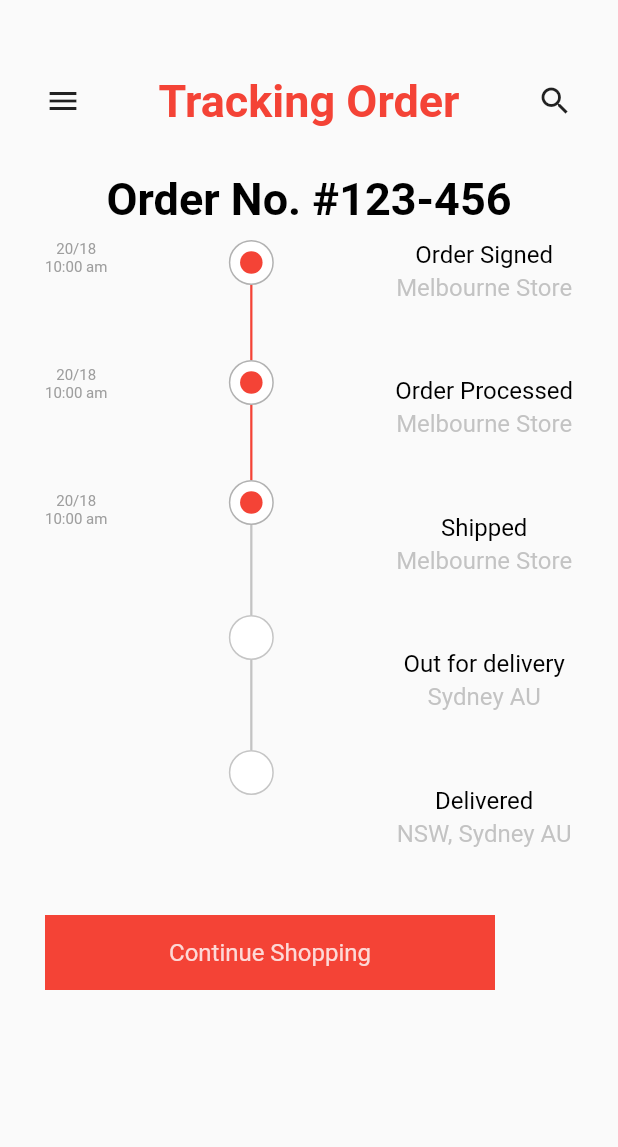
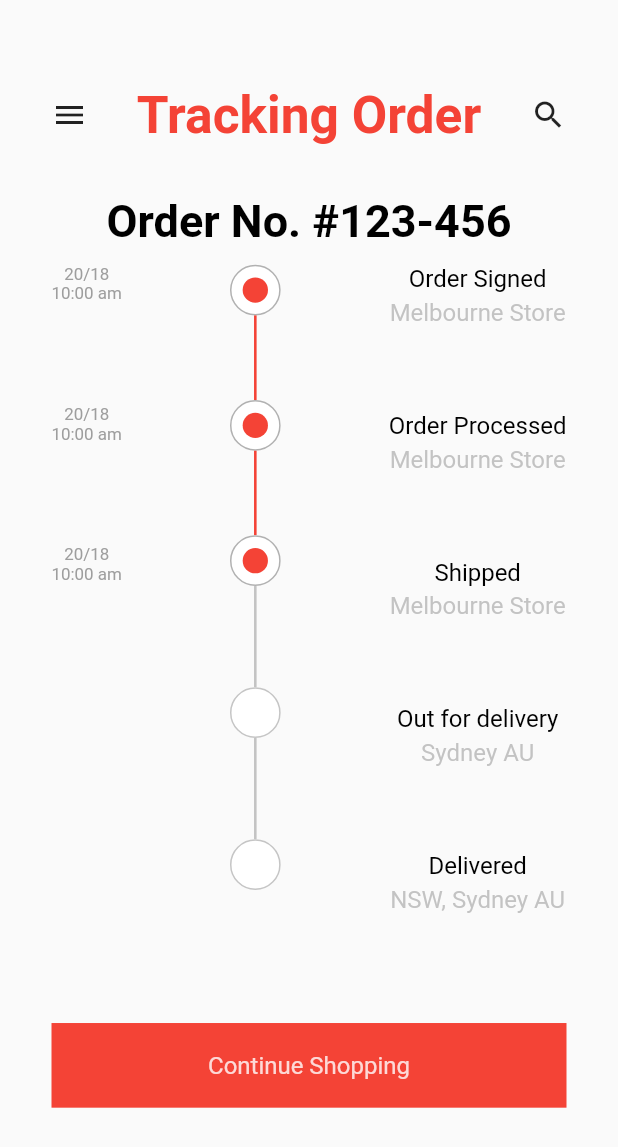
Before and after one commit to thejosh1/exercise, a Flutter app: the TrackingPage screen opened directly, on a phone screen of 412 x 824 dp. Shown: the top 1147 px of the screen. Run offline on Flutter 3.47's test engine with Material 2 defaults, Android fonts, the phone set to English and light mode, and no system bars; our stand-ins replace equatable.

Commit message:
hope it works

```diff
--- a/lib/main.dart
+++ b/lib/main.dart
@@ -1,4 +1,6 @@
 import 'package:exercise/pages/main_page.dart';
+import 'package:exercise/pages/product_after_page.dart';
+import 'package:exercise/pages/product_before_page.dart';
 import 'package:exercise/pages/tracking_page.dart';
 import 'package:exercise/pages/welcome_page2.dart';
 import 'package:exercise/pages/welcome_page3.dart';
@@ -24,7 +26,7 @@ class MyApp extends StatelessWidget {
       ),
       home: Scaffold(
           extendBody: true,
-          body: WelcomePage3()
+          body: ProductBeforePage()
       ),
     );
   }
--- a/lib/pages/tracking_page.dart
+++ b/lib/pages/tracking_page.dart
@@ -15,7 +15,7 @@ class _TrackingPageState extends State<TrackingPage> {
   Widget build(BuildContext context) {
     return Scaffold(
       body: Container(
-        margin: const EdgeInsets.only(left: 30, top: 50, right: 30),
+        margin: EdgeInsets.only(left: MediaQuery.of(context).size.width/12, top: MediaQuery.of(context).size.height/14.6, right: MediaQuery.of(context).size.width/12),
         child: Column(
           crossAxisAlignment: CrossAxisAlignment.start,
           children: [
@@ -23,38 +23,38 @@ class _TrackingPageState extends State<TrackingPage> {
               mainAxisAlignment: MainAxisAlignment.spaceBetween,
               children: [
                 const Icon(Icons.menu),
-                AppLargeText(color: Colors.red, text: "Tracking Order", size: 30),
+                AppLargeText(color: Colors.red, text: "Tracking Order", size: MediaQuery.of(context).size.width/12),
                 const Icon(Icons.search)
               ],
             ),
-            const SizedBox(height: 30,),
+            SizedBox(height: MediaQuery.of(context).size.height/24.4,),
             Center(
               child: AppLargeText(color: Colors.black, text: "Order No. #123-456", size: 30),
             ),
-            const SizedBox(height: 10,),
+            SizedBox(height: MediaQuery.of(context).size.height/73,),
             Container(
-              height: 450,
+              height: MediaQuery.of(context).size.height/1.63,
               width: double.maxFinite,
               child: Row(
                 mainAxisAlignment: MainAxisAlignment.spaceBetween,
                 children:  [
                   Column(
                     children: [
-                      AppText(text: "20/18", color: Colors.grey, size: 10,),
-                      AppText(text: "10:00 am", color: Colors.grey, size: 10,),
-                      const SizedBox(height: 60,),
-                      AppText(text: "20/18", color: Colors.grey, size: 10,),
-                      AppText(text: "10:00 am", color: Colors.grey, size: 10,),
-                      const SizedBox(height: 60,),
-                      AppText(text: "20/18", color: Colors.grey, size: 10,),
-                      AppText(text: "10:00 am", color: Colors.grey, size: 10,),
+                      AppText(text: "20/18", color: Colors.grey, size: MediaQuery.of(context).size.height/73,),
+                      AppText(text: "10:00 am", color: Colors.grey, size: MediaQuery.of(context).size.height/73,),
+                      SizedBox(height: MediaQuery.of(context).size.height/12.2,),
+                      AppText(text: "20/18", color: Colors.grey, size: MediaQuery.of(context).size.height/73,),
+                      AppText(text: "10:00 am", color: Colors.grey, size: MediaQuery.of(context).size.height/73,),
+                      SizedBox(height: MediaQuery.of(context).size.height/12.2,),
+                      AppText(text: "20/18", color: Colors.grey, size: MediaQuery.of(context).size.height/73,),
+                      AppText(text: "10:00 am", color: Colors.grey, size: MediaQuery.of(context).size.height/73,),
                     ],
                   ),
                   Column(
                     children: [
                       Container(
-                        height: 30,
-                        width: 30,
+                        height: MediaQuery.of(context).size.height/24.4,
+                        width: MediaQuery.of(context).size.width/12,
                         decoration: BoxDecoration(
                           shape: BoxShape.circle,
                           border: Border.all(color: Colors.grey.withOpacity(0.8),
@@ -63,9 +63,9 @@ class _TrackingPageState extends State<TrackingPage> {
                         ),
                         child: Center(
                           child: Container(
-                            height: 15,
-                            width: 15,
-                            decoration: BoxDecoration(
+                            height: MediaQuery.of(context).size.height/48.8,
+                            width: MediaQuery.of(context).size.width/24,
+                            decoration: const BoxDecoration(
                               shape: BoxShape.circle,
                               color: Colors.red
                             ),
@@ -73,16 +73,16 @@ class _TrackingPageState extends State<TrackingPage> {
                         ),
                       ),
                       Container(
-                        height: 50,
-                        child: const VerticalDivider(
-                          width: 20,
-                          thickness: 1.5,
+                        height: MediaQuery.of(context).size.height/14.6,
+                        child: VerticalDivider(
+                          width: MediaQuery.of(context).size.height/36.7,
+                          thickness: MediaQuery.of(context).size.width/240,
                           color: Colors.red,
                         )
                       ),
                       Container(
-                        height: 30,
-                        width: 30,
+                        height: MediaQuery.of(context).size.height/24.4,
+                        width: MediaQuery.of(context).size.width/12,
                         decoration: BoxDecoration(
                           shape: BoxShape.circle,
                           border: Border.all(color: Colors.grey.withOpacity(0.8),
@@ -91,9 +91,9 @@ class _TrackingPageState extends State<TrackingPage> {
                         ),
                         child: Center(
                           child: Container(
-                            height: 15,
-                            width: 15,
-                            decoration: BoxDecoration(
+                            height: MediaQuery.of(context).size.height/48.9,
+                            width: MediaQuery.of(context).size.width/24,
+                            decoration: const BoxDecoration(
                               shape: BoxShape.circle,
                               color: Colors.red
                             ),
@@ -101,16 +101,16 @@ class _TrackingPageState extends State<TrackingPage> {
                         ),
                       ),
                        Container(
-                        height: 50,
-                        child: const VerticalDivider(
-                          width: 20,
-                          thickness: 1.5,
+                        height: MediaQuery.of(context).size.height/14.6,
+                        child:  VerticalDivider(
+                          width: MediaQuery.of(context).size.height/36.65,
+                          thickness: MediaQuery.of(context).size.width/240,
                           color: Colors.red,
                         )
                       ),
                       Container(
-                        height: 30,
-                        width: 30,
+                        height: MediaQuery.of(context).size.height/24.4,
+                        width: MediaQuery.of(context).size.width/12,
                         decoration: BoxDecoration(
                           shape: BoxShape.circle,
                           border: Border.all(color: Colors.grey.withOpacity(0.8),
@@ -119,9 +119,9 @@ class _TrackingPageState extends State<TrackingPage> {
                         ),
                         child: Center(
                           child: Container(
-                            height: 15,
-                            width: 15,
-                            decoration: BoxDecoration(
+                            height: MediaQuery.of(context).size.height/48.9,
+                            width: MediaQuery.of(context).size.width/24,
+                            decoration: const BoxDecoration(
                               shape: BoxShape.circle,
                               color: Colors.red
                             ),
@@ -129,16 +129,16 @@ class _TrackingPageState extends State<TrackingPage> {
                         ),
                       ),
                       Container(
-                        height: 60,
+                        height: MediaQuery.of(context).size.height/12.2,
                         child: VerticalDivider(
-                          width: 20,
-                          thickness: 1.5,
+                          width: MediaQuery.of(context).size.height/36.65,
+                          thickness: MediaQuery.of(context).size.width/240,
                           color: Colors.grey.withOpacity(0.6),
                         ),
                       ),
                       Container(
-                        height: 30,
-                        width: 30,
+                        height: MediaQuery.of(context).size.height/24.4,
+                        width: MediaQuery.of(context).size.width/12,
                         decoration: BoxDecoration(
                           shape: BoxShape.circle,
                           border: Border.all(color: Colors.grey.withOpacity(0.6),
@@ -147,16 +147,16 @@ class _TrackingPageState extends State<TrackingPage> {
                         ),
                       ),
                       Container(
-                        height: 60,
+                        height: MediaQuery.of(context).size.height/12.2,
                         child: VerticalDivider(
-                          width: 20,
-                          thickness: 1.5,
+                          width: MediaQuery.of(context).size.height/36.65,
+                          thickness: MediaQuery.of(context).size.width/240,
                           color: Colors.grey.withOpacity(0.6),
                         ),
                       ),
                       Container(
-                        height: 30,
-                        width: 30,
+                        height: MediaQuery.of(context).size.height/24.4,
+                        width: MediaQuery.of(context).size.height/12,
                         decoration: BoxDecoration(
                           shape: BoxShape.circle,
                           border: Border.all(color: Colors.grey.withOpacity(0.6),
@@ -170,25 +170,25 @@ class _TrackingPageState extends State<TrackingPage> {
                     child: Column(
                       children: [
                         AppText(text: "Order Signed"),
-                        const SizedBox(height: 3,),
+                        SizedBox(height: MediaQuery.of(context).size.height/244.3,),
                         AppText(text: "Melbourne Store", color: Colors.grey.withOpacity(0.6),),
-                        const SizedBox(height: 50,),
+                        SizedBox(height: MediaQuery.of(context).size.height/14.6,),
                         AppText(text: "Order Processed"),
-                        const SizedBox(height: 3,),
+                        SizedBox(height: MediaQuery.of(context).size.height/244.3,),
                         AppText(text: "Melbourne Store", color: Colors.grey.withOpacity(0.6),),
-                        const SizedBox(height: 50,),
-                         AppText(text: "Shipped"),
-                        const SizedBox(height: 3,),
+                        SizedBox(height: MediaQuery.of(context).size.height/14.6,),
+                        AppText(text: "Shipped"),
+                        SizedBox(height: MediaQuery.of(context).size.height/244.3,),
                         AppText(text: "Melbourne Store", color: Colors.grey.withOpacity(0.6),),
-                        const SizedBox(height: 50,),
-                         AppText(text: "Out for delivery"),
-                        const SizedBox(height: 3,),
+                        SizedBox(height: MediaQuery.of(context).size.height/14.6,),
+                        AppText(text: "Out for delivery"),
+                        SizedBox(height: MediaQuery.of(context).size.height/244.3,),
                         AppText(text: "Sydney AU", color: Colors.grey.withOpacity(0.6),),
-                        const SizedBox(height: 50,),
+                        SizedBox(height: MediaQuery.of(context).size.height/14.6,),
                          AppText(text: "Delivered"),
-                        const SizedBox(height: 3,),
+                        SizedBox(height: MediaQuery.of(context).size.height/244.3,),
                         AppText(text: "NSW, Sydney AU", color: Colors.grey.withOpacity(0.6),),
-                        const SizedBox(height: 30,),
+                        SizedBox(height: MediaQuery.of(context).size.height/24.4,),
                       ],
                     ),
                   )
@@ -196,9 +196,9 @@ class _TrackingPageState extends State<TrackingPage> {
               ),
             ),
             Container(
-              width: 300,
-              height: 50,
-              decoration: BoxDecoration(
+              width: MediaQuery.of(context).size.width/1.2,
+              height: MediaQuery.of(context).size.height/14.6,
+              decoration: const BoxDecoration(
                 shape: BoxShape.rectangle,
                 color: Colors.red
               ),
```
Also changed, not shown: lib/pages/product_after_page.dart (+46 -41 lines), lib/pages/product_before_page.dart (+7 -6 lines), lib/pages/welcome_page3.dart (+53 -35 lines).
